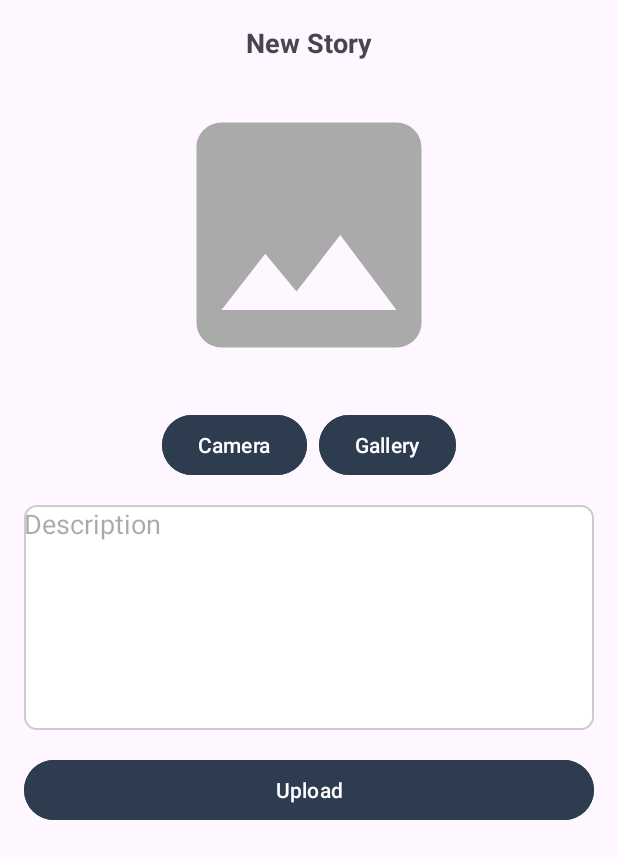
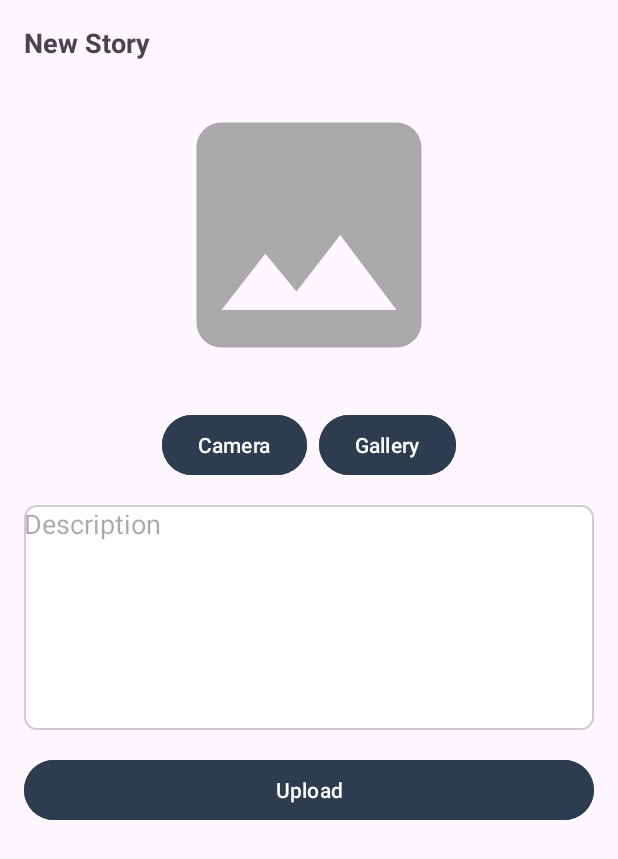
Before and after one commit to izhharfarhan/StoryApp, an Android app: the AddStoryActivity screen opened directly, with no data from a screen before it, on a phone screen of 412 x 824 dp. Shown: the top 859 px of the screen. Run offline under Robolectric (Android 15) with nearby library versions, the phone set to English and light mode, and no system bars; pictures from the network do not load.

Commit message:
finish all requirement

```diff
--- a/app/src/main/java/com/dicoding/picodiploma/loginwithanimation/view/adapter/StoryAdapter.kt
+++ b/app/src/main/java/com/dicoding/picodiploma/loginwithanimation/view/adapter/StoryAdapter.kt
@@ -43,4 +43,5 @@ class StoryAdapter(
     }
 
     override fun getItemCount(): Int = stories.size
+
 }
--- a/app/src/main/java/com/dicoding/picodiploma/loginwithanimation/view/addstory/AddStoryActivity.kt
+++ b/app/src/main/java/com/dicoding/picodiploma/loginwithanimation/view/addstory/AddStoryActivity.kt
@@ -1,5 +1,7 @@
 package com.dicoding.picodiploma.loginwithanimation.view.addstory
 
+import android.animation.AnimatorSet
+import android.animation.ObjectAnimator
 import android.net.Uri
 import android.os.Bundle
 import android.util.Log
@@ -37,6 +39,7 @@ class AddStoryActivity : AppCompatActivity() {
         )[AddStoryViewModel::class.java]
 
         setupUI()
+        playAnimation()
     }
 
     private fun setupUI() {
@@ -142,4 +145,41 @@ class AddStoryActivity : AppCompatActivity() {
     private fun showToast(message: String) {
         Toast.makeText(this, message, Toast.LENGTH_SHORT).show()
     }
+
+    override fun onSaveInstanceState(outState: Bundle) {
+        super.onSaveInstanceState(outState)
+        currentImageUri?.let {
+            outState.putString("image_uri", it.toString())
+        }
+    }
+
+    override fun onRestoreInstanceState(savedInstanceState: Bundle) {
+        super.onRestoreInstanceState(savedInstanceState)
+        savedInstanceState.getString("image_uri")?.let {
+            currentImageUri = Uri.parse(it)
+            showImage()
+        }
+    }
+
+
+    private fun playAnimation() {
+        val imagePreview = ObjectAnimator.ofFloat(binding.ivPreviewImage, View.ALPHA, 1f).setDuration(500)
+        val btnCam = ObjectAnimator.ofFloat(binding.btnCamera, View.ALPHA, 1f).setDuration(500)
+        val btnGallery = ObjectAnimator.ofFloat(binding.btnGallery, View.ALPHA, 1f).setDuration(500)
+        val description = ObjectAnimator.ofFloat(binding.edAddDescription, View.ALPHA, 1f).setDuration(500)
+        val uploadButton = ObjectAnimator.ofFloat(binding.buttonAdd, View.ALPHA, 1f).setDuration(500)
+        val progressBar = ObjectAnimator.ofFloat(binding.progressBar, View.ALPHA, 1f).setDuration(500)
+
+        AnimatorSet().apply {
+            playSequentially(
+                imagePreview,
+                btnCam,
+                btnGallery,
+                description,
+                uploadButton,
+                progressBar
+            )
+            startDelay = 100
+        }.start()
+    }
 }
--- a/app/src/main/java/com/dicoding/picodiploma/loginwithanimation/view/detail/DetailStoryActivity.kt
+++ b/app/src/main/java/com/dicoding/picodiploma/loginwithanimation/view/detail/DetailStoryActivity.kt
@@ -1,5 +1,7 @@
 package com.dicoding.picodiploma.loginwithanimation.view.detail
 
+import android.animation.AnimatorSet
+import android.animation.ObjectAnimator
 import android.os.Bundle
 import android.util.Log
 import android.view.View
--- a/app/src/main/res/layout/activity_add_story.xml
+++ b/app/src/main/res/layout/activity_add_story.xml
@@ -1,4 +1,3 @@
-<?xml version="1.0" encoding="utf-8"?>
 <androidx.constraintlayout.widget.ConstraintLayout
     xmlns:android="http://schemas.android.com/apk/res/android"
     xmlns:app="http://schemas.android.com/apk/res-auto"
@@ -7,6 +6,18 @@
     android:layout_height="match_parent"
     tools:context=".view.addstory.AddStoryActivity">
 
+    <!-- Tambahkan ScrollView -->
+    <androidx.core.widget.NestedScrollView
+        android:layout_width="match_parent"
+        android:layout_height="match_parent"
+        android:fillViewport="true">
+
+        <LinearLayout
+            android:layout_width="match_parent"
+            android:layout_height="wrap_content"
+            android:orientation="vertical"
+            android:padding="16dp">
+
             <TextView
                 android:id="@+id/tv_title"
                 android:layout_width="wrap_content"
@@ -14,37 +25,30 @@
                 android:text="New Story"
                 android:textStyle="bold"
                 android:textSize="18sp"
-        android:layout_marginTop="16dp"
-        app:layout_constraintTop_toTopOf="parent"
-        app:layout_constraintStart_toStartOf="parent"
-        app:layout_constraintEnd_toEndOf="parent" />
+                android:layout_marginBottom="16dp" />
 
             <ImageView
                 android:id="@+id/iv_preview_image"
                 android:layout_width="200dp"
                 android:layout_height="200dp"
-        android:layout_marginTop="16dp"
+                android:layout_gravity="center_horizontal"
+                android:alpha="0"
+                android:scaleType="centerCrop"
                 android:contentDescription="Image Preview"
-        android:scaleType="centerCrop"
-        app:layout_constraintTop_toBottomOf="@id/tv_title"
-        app:layout_constraintStart_toStartOf="parent"
-        app:layout_constraintEnd_toEndOf="parent"
                 app:srcCompat="@drawable/ic_image_place_holder" />
 
             <LinearLayout
-        android:id="@+id/button"
                 android:layout_width="wrap_content"
                 android:layout_height="wrap_content"
                 android:orientation="horizontal"
-        android:layout_marginTop="16dp"
-        app:layout_constraintTop_toBottomOf="@id/iv_preview_image"
-        app:layout_constraintStart_toStartOf="parent"
-        app:layout_constraintEnd_toEndOf="parent">
+                android:layout_gravity="center_horizontal"
+                android:layout_marginTop="16dp">
 
                 <Button
                     android:id="@+id/btn_camera"
                     android:layout_width="wrap_content"
                     android:layout_height="wrap_content"
+                    android:alpha="0"
                     android:layout_marginEnd="8dp"
                     android:backgroundTint="@color/navy"
                     android:text="Camera" />
@@ -53,39 +57,38 @@
                     android:id="@+id/btn_gallery"
                     android:layout_width="wrap_content"
                     android:layout_height="wrap_content"
+                    android:alpha="0"
                     android:backgroundTint="@color/navy"
                     android:text="Gallery" />
             </LinearLayout>
 
             <EditText
                 android:id="@+id/ed_add_description"
-        android:layout_width="0dp"
+                android:layout_width="match_parent"
                 android:layout_height="150dp"
-        android:layout_margin="16dp"
                 android:hint="Description"
+                android:alpha="0"
                 android:gravity="top"
-        android:background="@drawable/bg_edit_text"
-        app:layout_constraintTop_toBottomOf="@id/button"
-        app:layout_constraintStart_toStartOf="parent"
-        app:layout_constraintEnd_toEndOf="parent" />
+                android:layout_marginTop="16dp"
+                android:background="@drawable/bg_edit_text" />
 
             <Button
                 android:id="@+id/button_add"
-        android:layout_width="0dp"
+                android:layout_width="match_parent"
                 android:layout_height="wrap_content"
                 android:text="Upload"
-        android:layout_margin="16dp"
-        android:backgroundTint="@color/navy"
-        app:layout_constraintTop_toBottomOf="@id/ed_add_description"
-        app:layout_constraintStart_toStartOf="parent"
-        app:layout_constraintEnd_toEndOf="parent" />
+                android:layout_marginTop="16dp"
+                android:alpha="0"
+                android:backgroundTint="@color/navy" />
 
             <ProgressBar
                 android:id="@+id/progressBar"
                 android:layout_width="wrap_content"
                 android:layout_height="wrap_content"
+                android:layout_gravity="center_horizontal"
                 android:visibility="gone"
-        app:layout_constraintTop_toBottomOf="@id/button_add"
-        app:layout_constraintStart_toStartOf="parent"
-        app:layout_constraintEnd_toEndOf="parent" />
+                android:layout_marginTop="16dp" />
+        </LinearLayout>
+    </androidx.core.widget.NestedScrollView>
+
 </androidx.constraintlayout.widget.ConstraintLayout>
--- a/app/src/main/res/layout/activity_login.xml
+++ b/app/src/main/res/layout/activity_login.xml
@@ -79,7 +79,7 @@
         app:startIconDrawable="@drawable/ic_baseline_email_24"
         tools:alpha="100">
 
-        <com.google.android.material.textfield.TextInputEditText
+        <com.dicoding.picodiploma.loginwithanimation.view.customview.CustomEmailEditText
             android:id="@+id/emailEditText"
             android:layout_width="match_parent"
             android:layout_height="wrap_content"
--- a/app/src/main/res/layout/activity_signup.xml
+++ b/app/src/main/res/layout/activity_signup.xml
@@ -63,7 +63,7 @@
         app:startIconDrawable="@drawable/ic_baseline_person_24"
         tools:alpha="100">
 
-        <com.google.android.material.textfield.TextInputEditText
+        <com.dicoding.picodiploma.loginwithanimation.view.customview.CustomEmailEditText
             android:id="@+id/nameEditText"
             android:layout_width="match_parent"
             android:layout_height="wrap_content"
--- a/app/src/main/res/values/strings.xml
+++ b/app/src/main/res/values/strings.xml
@@ -27,5 +27,7 @@
     <string name="error_empty_both">Silakan masukkan gambar dan deskripsi terlebih dahulu.</string>
     <string name="error_empty_description">Silakan masukkan deskripsi terlebih dahulu.</string>
     <string name="error_empty_image">Silakan masukkan gambar atau foto terlebih dahulu.</string>
+    <string name="invalid_email_error">Format email tidak valid</string>
+
 
 </resources>
```
Also changed, not shown: app/src/main/java/com/dicoding/picodiploma/loginwithanimation/view/customview/CustomEmailEditText.kt (added, +43 -0 lines), app/src/main/java/com/dicoding/picodiploma/loginwithanimation/view/login/LoginActivity.kt (+7 -7 lines), app/src/main/java/com/dicoding/picodiploma/loginwithanimation/view/signup/SignupActivity.kt (+8 -8 lines). Lines whose indentation alone changed are shown as unchanged.
